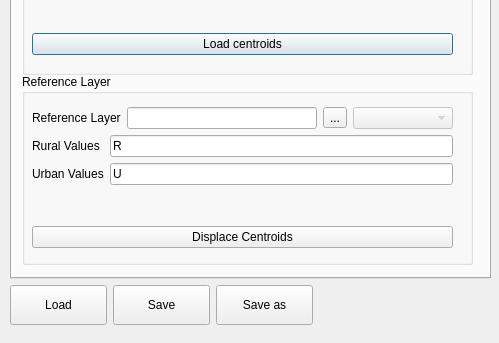
First picture: the form in plugin/mics_geocode_plugin_dialog.ui, repository unicef-drp/mics-geocoding, before the edit; both pictures show x 0 to 499 and y 285 to 628 of the 499 by 628 pixel window.
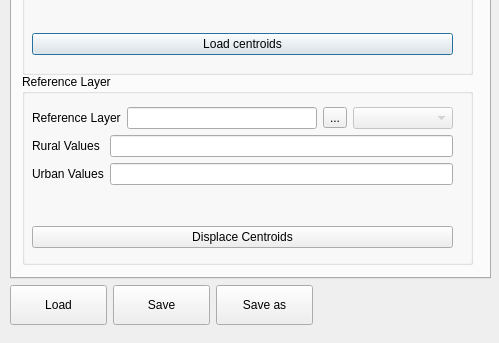
Second picture: the form after the edit.

Commit message: rural / ubran field remove default value frm ui file

Diff of the .ui file:
```diff
--- a/plugin/mics_geocode_plugin_dialog.ui
+++ b/plugin/mics_geocode_plugin_dialog.ui
@@ -296,7 +296,7 @@
                <string/>
               </property>
               <property name="text">
-               <string>R</string>
+               <string/>
               </property>
              </widget>
             </item>
@@ -313,7 +313,7 @@
                <string/>
               </property>
               <property name="text">
-               <string>U</string>
+               <string/>
               </property>
              </widget>
             </item>
```
The commit also changes 2 other files.
